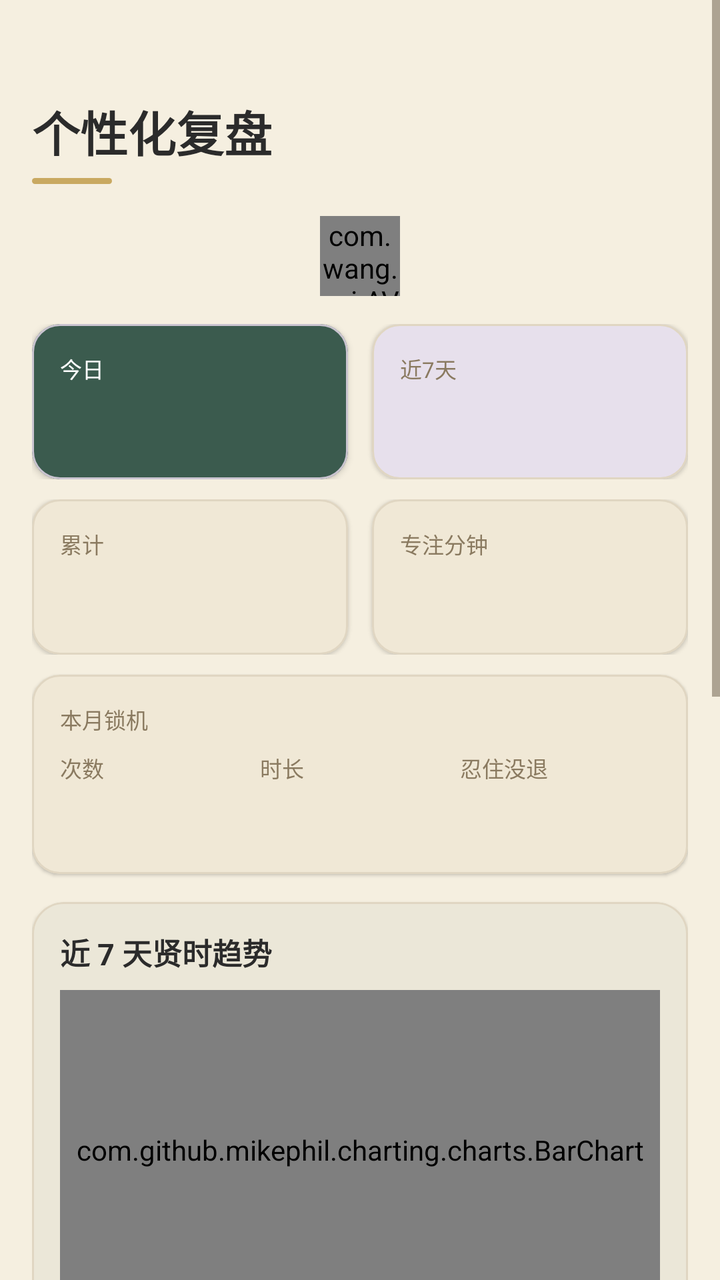
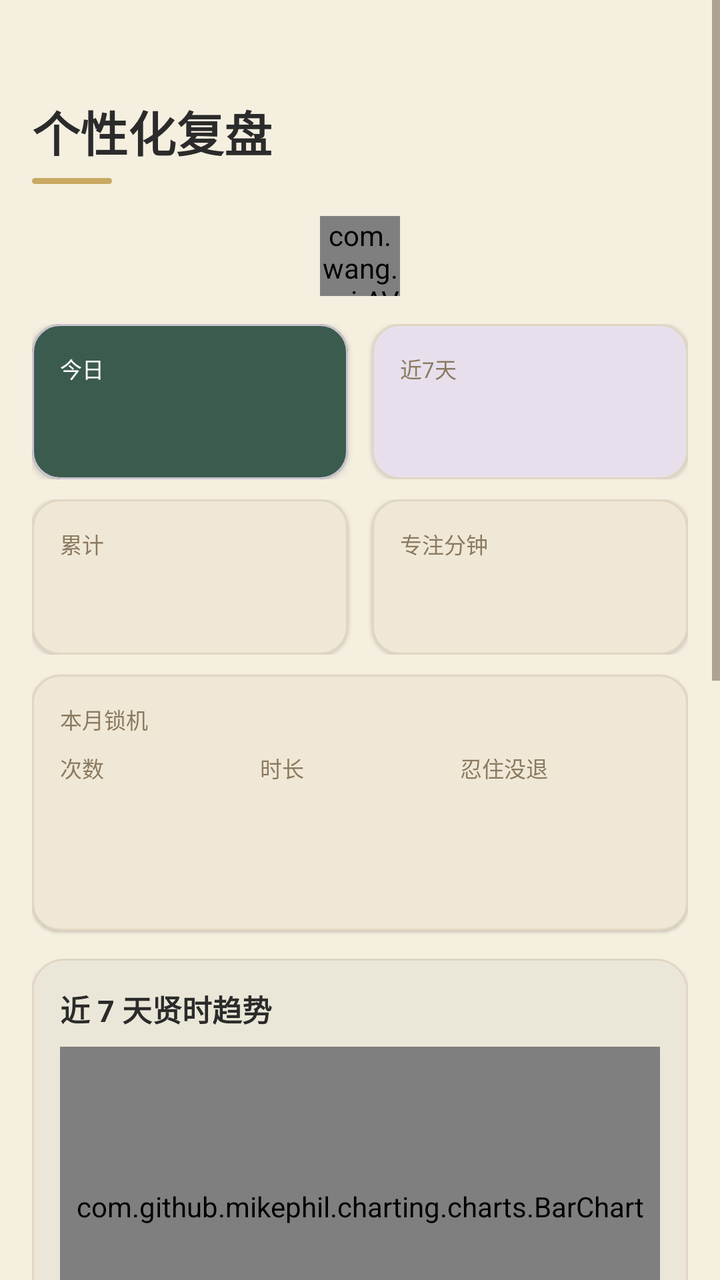

Screens rendered from an Android XML layout before and after an edit, with the pre-edit source and the edit as a unified diff.
<!-- AndroidManifest.xml: application theme Theme.PomodoroFocus -->
<!-- res/layout/fragment_review.xml -->
<?xml version="1.0" encoding="utf-8"?>
<ScrollView xmlns:android="http://schemas.android.com/apk/res/android"
    xmlns:app="http://schemas.android.com/apk/res-auto"
    android:layout_width="match_parent"
    android:layout_height="match_parent"
    android:background="?android:windowBackground"
    android:fillViewport="true"
    android:isScrollContainer="true">

    <LinearLayout
        android:layout_width="match_parent"
        android:layout_height="wrap_content"
        android:orientation="vertical"
        android:paddingHorizontal="16dp"
        android:paddingTop="48dp"
        android:paddingBottom="16dp">

        <TextView
            android:layout_width="wrap_content"
            android:layout_height="wrap_content"
            android:text="@string/review_title"
            android:textColor="@color/ink_text"
            android:textSize="24sp"
            android:textStyle="bold" />

        <View
            android:layout_width="40dp"
            android:layout_height="3dp"
            android:layout_marginTop="6dp"
            android:background="@drawable/bg_accent_bar" />

        <com.wang.avi.AVLoadingIndicatorView
            android:id="@+id/loadingIndicator"
            android:layout_width="40dp"
            android:layout_height="40dp"
            android:layout_gravity="center_horizontal"
            android:layout_marginTop="16dp"
            app:indicatorColor="?attr/colorBrandContent"
            app:indicatorName="BallPulseIndicator" />

        <LinearLayout
            android:layout_width="match_parent"
            android:layout_height="wrap_content"
            android:layout_marginTop="14dp"
            android:orientation="horizontal">

            <com.google.android.material.card.MaterialCardView
                android:layout_width="0dp"
                android:layout_height="wrap_content"
                android:layout_marginEnd="6dp"
                android:layout_weight="1"
                app:cardBackgroundColor="?attr/colorBrandSurface"
                app:cardCornerRadius="14dp"
                app:cardElevation="2dp">

                <LinearLayout
                    android:layout_width="match_parent"
                    android:layout_height="wrap_content"
                    android:orientation="vertical"
                    android:padding="14dp">

                    <TextView
                        android:layout_width="wrap_content"
                        android:layout_height="wrap_content"
                        android:text="@string/stats_today"
                        android:textColor="?attr/colorOnPrimary"
                        android:textSize="11sp" />

                    <TextView
                        android:id="@+id/todayText"
                        android:layout_width="wrap_content"
                        android:layout_height="wrap_content"
                        android:layout_marginTop="4dp"
                        android:textColor="?attr/colorOnPrimary"
                        android:textSize="22sp"
                        android:textStyle="bold" />
                </LinearLayout>
            </com.google.android.material.card.MaterialCardView>

            <com.google.android.material.card.MaterialCardView
                android:layout_width="0dp"
                android:layout_height="wrap_content"
                android:layout_marginStart="6dp"
                android:layout_weight="1"
                app:cardBackgroundColor="?attr/colorSurfaceVariant"
                app:cardCornerRadius="14dp"
                app:cardElevation="1dp"
                app:strokeColor="?attr/colorOutline"
                app:strokeWidth="1dp">

                <LinearLayout
                    android:layout_width="match_parent"
                    android:layout_height="wrap_content"
                    android:orientation="vertical"
                    android:padding="14dp">

                    <TextView
                        android:layout_width="wrap_content"
                        android:layout_height="wrap_content"
                        android:text="@string/stats_week"
                        android:textColor="@color/text_label"
                        android:textSize="11sp" />

                    <TextView
                        android:id="@+id/weekText"
                        android:layout_width="wrap_content"
                        android:layout_height="wrap_content"
                        android:layout_marginTop="4dp"
                        android:textColor="?attr/colorBrandContent"
                        android:textSize="22sp"
                        android:textStyle="bold" />
                </LinearLayout>
            </com.google.android.material.card.MaterialCardView>
        </LinearLayout>

        <LinearLayout
            android:layout_width="match_parent"
            android:layout_height="wrap_content"
            android:layout_marginTop="10dp"
            android:orientation="horizontal">

            <com.google.android.material.card.MaterialCardView
                android:layout_width="0dp"
                android:layout_height="wrap_content"
                android:layout_marginEnd="6dp"
                android:layout_weight="1"
                app:cardBackgroundColor="@color/card_surface"
                app:cardCornerRadius="14dp"
                app:cardElevation="1dp"
                app:strokeColor="?attr/colorOutline"
                app:strokeWidth="1dp">

                <LinearLayout
                    android:layout_width="match_parent"
                    android:layout_height="wrap_content"
                    android:orientation="vertical"
                    android:padding="14dp">

                    <TextView
                        android:layout_width="wrap_content"
                        android:layout_height="wrap_content"
                        android:text="@string/stats_total"
                        android:textColor="@color/text_label"
                        android:textSize="11sp" />

                    <TextView
                        android:id="@+id/totalText"
                        android:layout_width="wrap_content"
                        android:layout_height="wrap_content"
                        android:layout_marginTop="4dp"
                        android:textColor="?attr/colorBrandContent"
                        android:textSize="22sp"
                        android:textStyle="bold" />
                </LinearLayout>
            </com.google.android.material.card.MaterialCardView>

            <com.google.android.material.card.MaterialCardView
                android:layout_width="0dp"
                android:layout_height="wrap_content"
                android:layout_marginStart="6dp"
                android:layout_weight="1"
                app:cardBackgroundColor="@color/card_surface"
                app:cardCornerRadius="14dp"
                app:cardElevation="1dp"
                app:strokeColor="?attr/colorOutline"
                app:strokeWidth="1dp">

                <LinearLayout
                    android:layout_width="match_parent"
                    android:layout_height="wrap_content"
                    android:orientation="vertical"
                    android:padding="14dp">

                    <TextView
                        android:layout_width="wrap_content"
                        android:layout_height="wrap_content"
                        android:text="@string/stats_minutes"
                        android:textColor="@color/text_label"
                        android:textSize="11sp" />

                    <TextView
                        android:id="@+id/minutesText"
                        android:layout_width="wrap_content"
                        android:layout_height="wrap_content"
                        android:layout_marginTop="4dp"
                        android:textColor="?attr/colorBrandContent"
                        android:textSize="22sp"
                        android:textStyle="bold" />
                </LinearLayout>
            </com.google.android.material.card.MaterialCardView>
        </LinearLayout>

        <com.google.android.material.card.MaterialCardView
            android:layout_width="match_parent"
            android:layout_height="wrap_content"
            android:layout_marginTop="10dp"
            app:cardBackgroundColor="@color/card_surface"
            app:cardCornerRadius="14dp"
            app:cardElevation="1dp"
            app:strokeColor="?attr/colorOutline"
            app:strokeWidth="1dp">

            <LinearLayout
                android:layout_width="match_parent"
                android:layout_height="wrap_content"
                android:orientation="vertical"
                android:padding="14dp">

                <TextView
                    android:layout_width="wrap_content"
                    android:layout_height="wrap_content"
                    android:text="@string/stats_lock_title"
                    android:textColor="@color/text_label"
                    android:textSize="11sp" />

                <LinearLayout
                    android:layout_width="match_parent"
                    android:layout_height="wrap_content"
                    android:layout_marginTop="8dp"
                    android:orientation="horizontal">

                    <LinearLayout
                        android:layout_width="0dp"
                        android:layout_height="wrap_content"
                        android:layout_weight="1"
                        android:orientation="vertical">

                        <TextView
                            android:layout_width="wrap_content"
                            android:layout_height="wrap_content"
                            android:text="@string/stats_lock_sessions"
                            android:textColor="@color/text_label"
                            android:textSize="11sp" />

                        <TextView
                            android:id="@+id/lockStatSessionsText"
                            android:layout_width="wrap_content"
                            android:layout_height="wrap_content"
                            android:layout_marginTop="4dp"
                            android:textColor="?attr/colorBrandContent"
                            android:textSize="20sp"
                            android:textStyle="bold" />
                    </LinearLayout>

                    <LinearLayout
                        android:layout_width="0dp"
                        android:layout_height="wrap_content"
                        android:layout_weight="1"
                        android:orientation="vertical">

                        <TextView
                            android:layout_width="wrap_content"
                            android:layout_height="wrap_content"
                            android:text="@string/stats_lock_duration"
                            android:textColor="@color/text_label"
                            android:textSize="11sp" />

                        <TextView
                            android:id="@+id/lockStatDurationText"
                            android:layout_width="wrap_content"
                            android:layout_height="wrap_content"
                            android:layout_marginTop="4dp"
                            android:textColor="?attr/colorBrandContent"
                            android:textSize="20sp"
                            android:textStyle="bold" />
                    </LinearLayout>

                    <LinearLayout
                        android:layout_width="0dp"
                        android:layout_height="wrap_content"
                        android:layout_weight="1"
                        android:orientation="vertical">

                        <TextView
                            android:layout_width="wrap_content"
                            android:layout_height="wrap_content"
                            android:text="@string/stats_lock_held"
                            android:textColor="@color/text_label"
                            android:textSize="11sp" />

                        <TextView
                            android:id="@+id/lockStatHeldText"
                            android:layout_width="wrap_content"
                            android:layout_height="wrap_content"
                            android:layout_marginTop="4dp"
                            android:textColor="?attr/colorBrandContent"
                            android:textSize="20sp"
                            android:textStyle="bold" />
                    </LinearLayout>
                </LinearLayout>
            </LinearLayout>
        </com.google.android.material.card.MaterialCardView>

        <com.google.android.material.card.MaterialCardView
            android:layout_width="match_parent"
            android:layout_height="wrap_content"
            android:layout_marginTop="14dp"
            app:cardCornerRadius="16dp"
            app:cardElevation="1dp"
            app:strokeColor="?attr/colorOutline"
            app:strokeWidth="1dp">

            <LinearLayout
                android:layout_width="match_parent"
                android:layout_height="wrap_content"
                android:orientation="vertical"
                android:padding="14dp">

                <TextView
                    android:layout_width="wrap_content"
                    android:layout_height="wrap_content"
                    android:text="@string/review_chart_title"
                    android:textColor="@color/ink_text"
                    android:textSize="15sp"
                    android:textStyle="bold" />

                <com.github.mikephil.charting.charts.BarChart
                    android:id="@+id/weeklyChart"
                    android:layout_width="match_parent"
                    android:layout_height="160dp"
                    android:layout_marginTop="8dp" />
            </LinearLayout>
        </com.google.android.material.card.MaterialCardView>

        <com.google.android.material.card.MaterialCardView
            android:layout_width="match_parent"
            android:layout_height="wrap_content"
            android:layout_marginTop="14dp"
            android:layout_marginBottom="16dp"
            app:cardBackgroundColor="?attr/colorSurface"
            app:cardCornerRadius="18dp"
            app:cardElevation="2dp"
            app:strokeColor="?attr/colorOutline"
            app:strokeWidth="1dp">

            <LinearLayout
                android:layout_width="match_parent"
                android:layout_height="wrap_content"
                android:orientation="vertical"
                android:padding="16dp">

                <LinearLayout
                    android:layout_width="match_parent"
                    android:layout_height="wrap_content"
                    android:gravity="center_vertical"
                    android:orientation="horizontal">

                    <ImageButton
                        android:id="@+id/prevDayButton"
                        android:layout_width="36dp"
                        android:layout_height="36dp"
                        android:background="?attr/selectableItemBackgroundBorderless"
                        android:contentDescription="@string/prev_day"
                        app:srcCompat="@android:drawable/ic_media_previous" />

                    <TextView
                        android:id="@+id/diaryDateText"
                        android:layout_width="0dp"
                        android:layout_height="wrap_content"
                        android:layout_weight="1"
                        android:gravity="center"
                        android:textColor="@color/ink_text"
                        android:textSize="16sp"
                        android:textStyle="bold" />

                    <View
                        android:id="@+id/diaryIndicatorDot"
                        android:layout_width="8dp"
                        android:layout_height="8dp"
                        android:layout_marginStart="4dp"
                        android:background="@drawable/bg_diary_dot" />

                    <ImageButton
                        android:id="@+id/nextDayButton"
                        android:layout_width="36dp"
                        android:layout_height="36dp"
                        android:background="?attr/selectableItemBackgroundBorderless"
                        android:contentDescription="@string/next_day"
                        app:srcCompat="@android:drawable/ic_media_next" />

                    <ImageButton
                        android:id="@+id/pickDateButton"
                        android:layout_width="36dp"
                        android:layout_height="36dp"
                        android:layout_marginStart="4dp"
                        android:background="?attr/selectableItemBackgroundBorderless"
                        android:contentDescription="@string/pick_date"
                        app:srcCompat="@android:drawable/ic_menu_my_calendar" />
                </LinearLayout>

                <View
                    android:layout_width="match_parent"
                    android:layout_height="1dp"
                    android:layout_marginTop="10dp"
                    android:background="?attr/colorOutline" />

                <TextView
                    android:layout_width="wrap_content"
                    android:layout_height="wrap_content"
                    android:layout_marginTop="12dp"
                    android:text="@string/review_rating"
                    android:textColor="@color/ink_text"
                    android:textSize="14sp"
                    android:textStyle="bold" />

                <RadioGroup
                    android:id="@+id/ratingRadioGroup"
                    android:layout_width="match_parent"
                    android:layout_height="wrap_content"
                    android:layout_marginTop="6dp"
                    android:orientation="horizontal">

                    <RadioButton
                        android:id="@+id/ratingLow"
                        android:layout_width="0dp"
                        android:layout_height="wrap_content"
                        android:layout_weight="1"
                        android:text="@string/rating_low" />

                    <RadioButton
                        android:id="@+id/ratingMedium"
                        android:layout_width="0dp"
                        android:layout_height="wrap_content"
                        android:layout_weight="1"
                        android:text="@string/rating_medium" />

                    <RadioButton
                        android:id="@+id/ratingHigh"
                        android:layout_width="0dp"
                        android:layout_height="wrap_content"
                        android:layout_weight="1"
                        android:text="@string/rating_high" />
                </RadioGroup>

                <TextView
                    android:layout_width="wrap_content"
                    android:layout_height="wrap_content"
                    android:layout_marginTop="14dp"
                    android:text="@string/diary_content"
                    android:textColor="@color/ink_text"
                    android:textSize="14sp"
                    android:textStyle="bold" />

                <EditText
                    android:id="@+id/noteInput"
                    android:layout_width="match_parent"
                    android:layout_height="wrap_content"
                    android:layout_marginTop="8dp"
                    android:background="@drawable/bg_edittext"
                    android:gravity="top|start"
                    android:hint="@string/review_note_hint"
                    android:inputType="textMultiLine|textCapSentences"
                    android:minLines="6"
                    android:padding="12dp"
                    android:textColor="@color/ink_text"
                    android:textColorHint="@color/hint_text"
                    android:textSize="15sp" />

                <LinearLayout
                    android:layout_width="match_parent"
                    android:layout_height="wrap_content"
                    android:layout_marginTop="12dp"
                    android:gravity="center_vertical"
                    android:orientation="horizontal">

                    <TextView
                        android:layout_width="wrap_content"
                        android:layout_height="wrap_content"
                        android:text="@string/review_images"
                        android:textColor="@color/ink_text"
                        android:textSize="14sp"
                        android:textStyle="bold" />

                    <ImageButton
                        android:id="@+id/addImageButton"
                        android:layout_width="32dp"
                        android:layout_height="32dp"
                        android:layout_marginStart="8dp"
                        android:background="?attr/selectableItemBackgroundBorderless"
                        android:contentDescription="@string/review_add_image"
                        app:srcCompat="@android:drawable/ic_input_add" />
                </LinearLayout>

                <HorizontalScrollView
                    android:id="@+id/imagesScrollView"
                    android:layout_width="match_parent"
                    android:layout_height="wrap_content"
                    android:layout_marginTop="8dp"
                    android:scrollbars="none">

                    <LinearLayout
                        android:id="@+id/imagesContainer"
                        android:layout_width="wrap_content"
                        android:layout_height="wrap_content"
                        android:orientation="horizontal" />
                </HorizontalScrollView>

                <Button
                    android:id="@+id/saveButton"
                    android:layout_width="match_parent"
                    android:layout_height="wrap_content"
                    android:layout_marginTop="14dp"
                    android:backgroundTint="?attr/colorBrandSurface"
                    android:text="@string/save"
                    android:textColor="@color/on_primary" />
            </LinearLayout>
        </com.google.android.material.card.MaterialCardView>
    </LinearLayout>
</ScrollView>
<!-- resources referenced by this layout -->
<resources>
  <color name="card_surface">#F0E8D6</color>
  <color name="hint_text">#A89B82</color>
  <color name="ink_text">#2B2B2B</color>
  <color name="on_primary">#FFFFFF</color>
  <color name="text_label">#8A7A60</color>
  <!-- drawable bg_accent_bar (drawable) -->
  <?xml version="1.0" encoding="utf-8"?>
  <shape xmlns:android="http://schemas.android.com/apk/res/android"
      android:shape="rectangle">
      <solid android:color="?attr/colorSecondary" />
      <corners android:radius="2dp" />
  </shape>
  <!-- drawable bg_diary_dot (drawable) -->
  <?xml version="1.0" encoding="utf-8"?>
  <shape xmlns:android="http://schemas.android.com/apk/res/android"
      android:shape="oval">
      <solid android:color="@color/diary_dot" />
  </shape>
  <string name="diary_content">日记内容</string>
  <string name="next_day">后一天</string>
  <string name="pick_date">选择日期</string>
  <string name="prev_day">前一天</string>
  <string name="rating_high">状态极佳</string>
  <string name="rating_low">状态一般</string>
  <string name="rating_medium">状态良好</string>
  <string name="review_add_image">添加图片</string>
  <string name="review_chart_title">近 7 天贤时趋势</string>
  <string name="review_images">图片</string>
  <string name="review_note_hint">写下今日复盘：收获、问题、明日计划……</string>
  <string name="review_rating">今日状态</string>
  <string name="review_title">个性化复盘</string>
  <string name="save">保存</string>
  <string name="stats_lock_duration">时长</string>
  <string name="stats_lock_held">忍住没退</string>
  <string name="stats_lock_sessions">次数</string>
  <string name="stats_lock_title">本月锁机</string>
  <string name="stats_minutes">专注分钟</string>
  <string name="stats_today">今日</string>
  <string name="stats_total">累计</string>
  <string name="stats_week">近7天</string>
  <style name="Theme.PomodoroFocus" parent="Theme.Xian.Qinglv" />
  <color name="diary_dot">#C8C0B0</color>
  <color name="card_background">#FFFFFF</color>
  <color name="nav_divider">#D8CDB8</color>
  <color name="theme_qinglv_primary">#3B5B4E</color>
  <color name="theme_qinglv_primary_variant">#2A4238</color>
  <color name="theme_qinglv_primary_content">#3B5B4E</color>
  <color name="theme_qinglv_accent">#C9A961</color>
  <color name="theme_qinglv_surface">#F5EFE0</color>
  <style name="Widget.Xian.EditText" parent="Widget.AppCompat.EditText">
          <item name="android:background">@drawable/bg_edittext</item>
          <item name="android:padding">12dp</item>
          <item name="android:textColor">@color/ink_text</item>
          <item name="android:textSize">15sp</item>
      </style>
  <style name="Theme.Xian.MaterialAlertDialog" parent="ThemeOverlay.Material3.MaterialAlertDialog">
          <item name="shapeAppearanceMediumComponent">@style/ShapeAppearance.Xian.Medium</item>
          <item name="android:windowAnimationStyle">@style/Animation.Xian.Dialog</item>
          <item name="buttonBarPositiveButtonStyle">@style/Widget.Xian.Button</item>
          <item name="buttonBarNegativeButtonStyle">@style/Widget.Xian.Button.Text</item>
      </style>
  <color name="divider">#E0D6C2</color>
  <style name="ShapeAppearance.Xian.Medium" parent="ShapeAppearance.Material3.Corner.ExtraLarge">
          <item name="cornerSize">18dp</item>
      </style>
  <style name="Animation.Xian.Dialog" parent="@android:style/Animation.Dialog">
          <item name="android:windowEnterAnimation">@anim/dialog_enter</item>
          <item name="android:windowExitAnimation">@anim/dialog_exit</item>
      </style>
  <style name="Widget.Xian.Button.Text" parent="Widget.Material3.Button.TextButton">
          <item name="cornerRadius">14dp</item>
          <item name="android:textColor">?attr/colorBrandContent</item>
          <item name="android:textSize">15sp</item>
      </style>
  <!-- unchanged entries left out for length: 4 -->
</resources>

<!-- the commit's change to res/layout/fragment_review.xml (unified diff, before → after) -->
@@ -288,6 +288,15 @@
                             android:textStyle="bold" />
                     </LinearLayout>
                 </LinearLayout>
+
+                
+                <TextView
+                    android:id="@+id/limitStatText"
+                    android:layout_width="match_parent"
+                    android:layout_height="wrap_content"
+                    android:layout_marginTop="12dp"
+                    android:textColor="@color/text_secondary"
+                    android:textSize="12sp" />
             </LinearLayout>
         </com.google.android.material.card.MaterialCardView>
 
<!-- resource entries referenced after the edit -->
@@ -5,6 +5,7 @@
   <color name="ink_text">#2B2B2B</color>
   <color name="on_primary">#FFFFFF</color>
   <color name="text_label">#8A7A60</color>
+  <color name="text_secondary">#666666</color>
   <!-- drawable bg_accent_bar (drawable) -->
   <?xml version="1.0" encoding="utf-8"?>
   <shape xmlns:android="http://schemas.android.com/apk/res/android"
